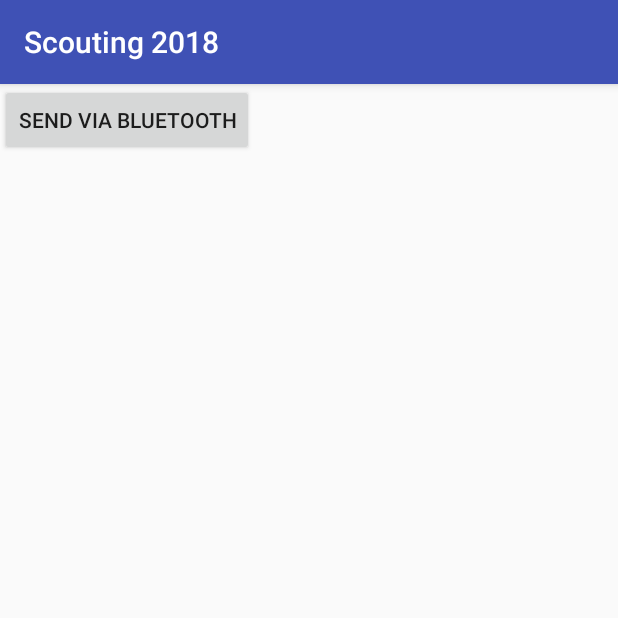
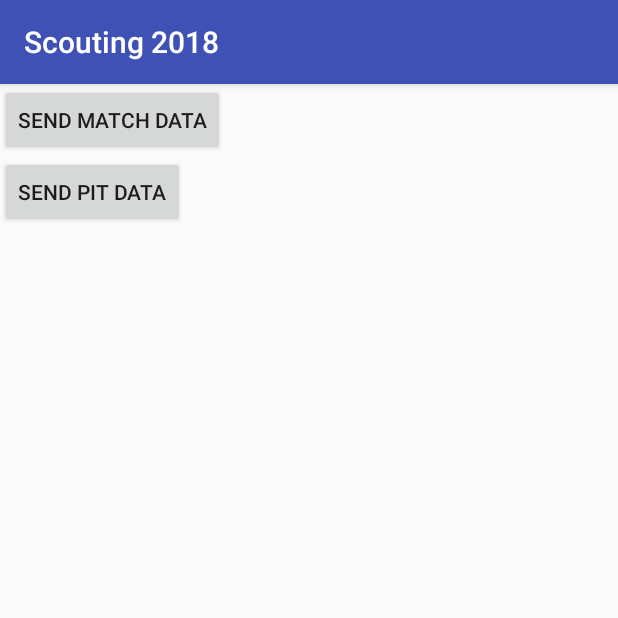
Before and after one commit to FRCTeam107/Scouting2018, an Android app: the SendDataActivity screen opened directly, with no data from a screen before it, on a phone screen of 412 x 824 dp, the top half of it. Run offline under Robolectric (Android 15) with nearby library versions, the phone set to English and light mode, and no system bars.

Commit message:
added button for sending pit data changed button for sending match data

```diff
--- a/app/src/main/java/com/example/vande/scouting2018/PitActivity.java
+++ b/app/src/main/java/com/example/vande/scouting2018/PitActivity.java
@@ -209,7 +209,7 @@ public class PitActivity extends AppCompatActivity implements View.OnKeyListener
         if (Environment.MEDIA_MOUNTED.equals(state)) {
             File dir = new File(Environment.getExternalStorageDirectory() + "/Scouting");
             //create csv file
-            File file = new File(dir, "Pit" + Settings.Secure.getString(getContentResolver(), Settings.Secure.ANDROID_ID) + ".csv");
+            File file = new File(dir, "Pit.csv");
 
 
             pitDataStringList.add(getTextInputLayoutString(pitTeamNumberInputLayout));
--- a/app/src/main/res/layout/activity_send_data.xml
+++ b/app/src/main/res/layout/activity_send_data.xml
@@ -6,7 +6,12 @@
     <Button
         android:layout_width="wrap_content"
         android:layout_height="wrap_content"
-        android:text="Send via Bluetooth"
-        android:onClick="sendViaBluetooth"/>
+        android:text="Send Match Data"
+        android:onClick="sendMatchData"/>
+    <Button
+        android:layout_width="wrap_content"
+        android:layout_height="wrap_content"
+        android:text="Send Pit Data"
+        android:onClick="sendPitData"/>
 
 </LinearLayout>
```
Also changed, not shown: app/src/main/java/com/example/vande/scouting2018/SendDataActivity.java (+12 -8 lines).
